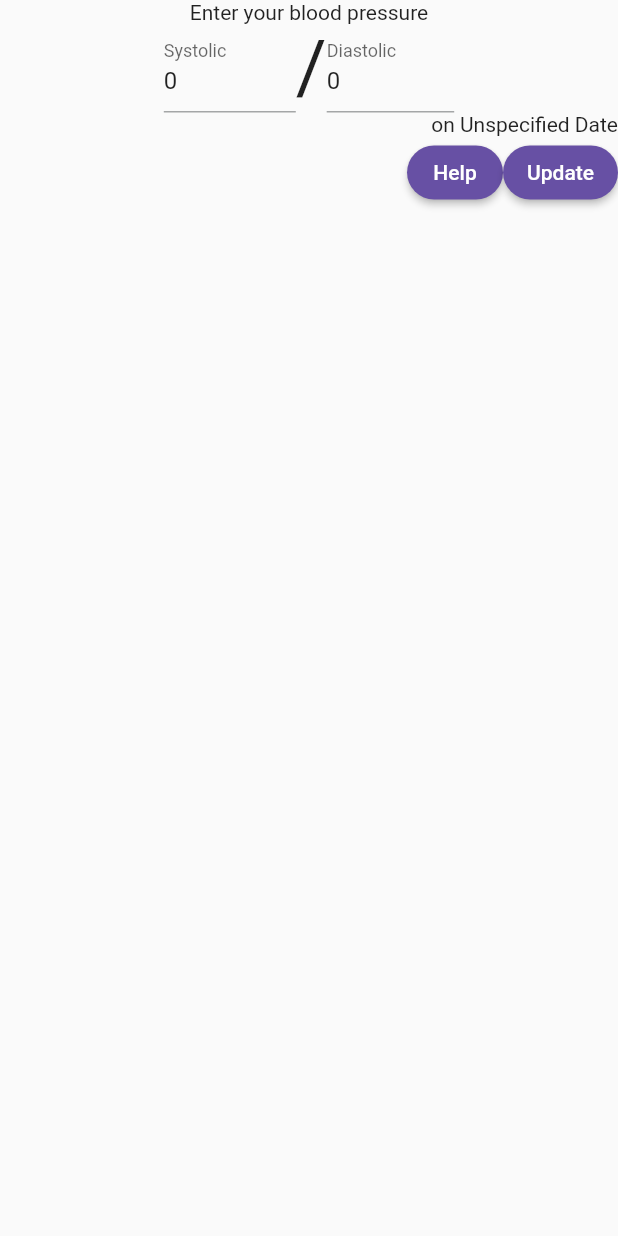
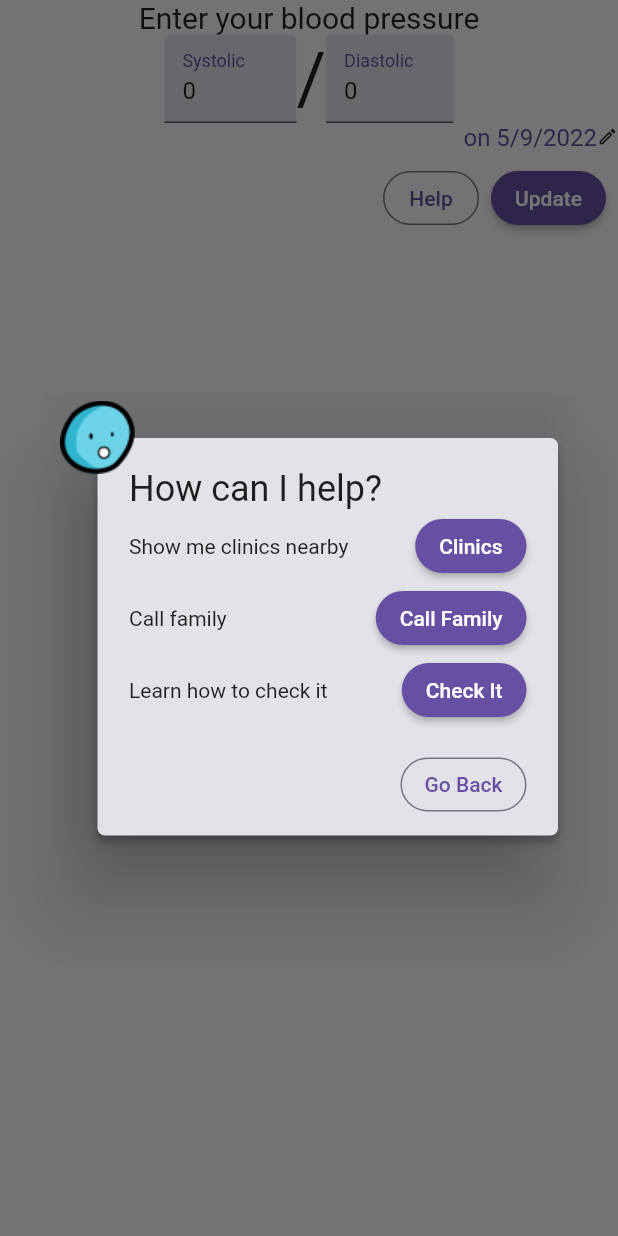
Before and after one commit to Open-Health-Manager/Rosie, a Flutter app: the BloodPressureEntry widget shown alone on an empty page, opened directly with empty values, after a tap on "Help", on a phone screen of 412 x 824 dp. Run offline on Flutter 3.47's test engine with Material 2 defaults, Android fonts, the phone set to English and light mode, and no system bars; our stand-ins replace google_fonts; missing offline and left inert: fhir; Roboto replaces fonts that are missing (Ubuntu).

Commit message:
Merge updates from demo

```diff
--- a/lib/src/care_plan/blood_pressure/blood_pressure_entry.dart
+++ b/lib/src/care_plan/blood_pressure/blood_pressure_entry.dart
@@ -13,7 +13,13 @@
 // limitations under the License.
 
 import 'package:flutter/material.dart';
+import 'package:flutter/services.dart';
+import 'package:intl/intl.dart';
+import 'package:rosie/src/rosie_text_balloon.dart';
 import '../../open_health_manager/patient_data.dart';
+import '../../rosie_dialog.dart';
+import '../../rosie_theme.dart';
+import 'blood_pressure_help.dart';
 
 class BloodPressureEntry extends StatefulWidget {
   const BloodPressureEntry({Key? key, required this.initialSystolic, required this.initialDiastolic}) : super(key: key);
@@ -28,6 +34,7 @@ class BloodPressureEntry extends StatefulWidget {
 class _BloodPressureEntryState extends State<BloodPressureEntry> {
   final _systolicController = TextEditingController();
   final _diastolicController = TextEditingController();
+  var _entryDate = DateTime.now();
 
   @override
   initState() {
@@ -41,35 +48,84 @@ class _BloodPressureEntryState extends State<BloodPressureEntry> {
       controller: controller,
       decoration: InputDecoration(labelText: label),
       keyboardType: TextInputType.number,
+      inputFormatters: [
+        FilteringTextInputFormatter.digitsOnly
+      ],
     );
+  }
+
+  Widget _createEntryFields(BuildContext context) {
+    return Column(
+      mainAxisSize: MainAxisSize.min,
+      children: [
+        Row(
+          mainAxisAlignment: MainAxisAlignment.center,
+          crossAxisAlignment: CrossAxisAlignment.center,
+          children: <Widget>[
+            SizedBox(child: _createTextField("Systolic", _systolicController), width: 88),
+            const Text("/", style: TextStyle(fontSize: 48)),
+            SizedBox(child: _createTextField("Diastolic", _diastolicController), width: 85)
+          ]
+        ),
+        InkWell(
+          child: Row(
+            mainAxisAlignment: MainAxisAlignment.end,
+            children: <Widget>[
+              Text("on ${DateFormat.yMd().format(_entryDate)}",
+              style: RosieTheme.comicFont(color: RosieTheme.accent)),
+              const Icon(Icons.edit_outlined, size: 14)
+            ],
+          ),
+          onTap: () async {
+            final pickedDate = await showDatePicker(
+              context: context,
+              initialDate: _entryDate,
+              firstDate: DateTime(1970),
+              lastDate: DateTime.now()
+            );
+            if (pickedDate != null) {
+              setState(() {
+                _entryDate = pickedDate;
+              });
+            }
+          }
+        )
+    ]);
   }
 
   @override
   Widget build(BuildContext context) {
     return Column(
       children: <Widget>[
-        const Text("Enter your blood pressure"),
-        Row(
-          mainAxisAlignment: MainAxisAlignment.center,
+        Text("Enter your blood pressure", style: RosieTheme.font(fontSize: 20)),
+        _createEntryFields(context),
+        ButtonBar(
           children: <Widget>[
-            SizedBox(child: _createTextField("Systolic", _systolicController), width: 88),
-            const Text("/", style: TextStyle(fontSize: 50)),
-            SizedBox(child: _createTextField("Diastolic", _diastolicController), width: 85)
-          ]
-        ),
-        const Align(alignment: AlignmentDirectional.centerEnd, child: Text("on Unspecified Date")),
-        Row(mainAxisAlignment: MainAxisAlignment.end,
-          children: <Widget>[
-            ElevatedButton(
+            OutlinedButton(
               child: const Text("Help"),
               onPressed: () {
-                // TODO: Show dialog
+                showDialog<void>(
+                  context: context,
+                  builder: (context) {
+                    return const RosieDialog(
+                      expression: RosieExpression.surprised,
+                      children: [
+                        BloodPressureHelp()
+                      ]
+                    );
+                  }
+                );
               },
             ),
             ElevatedButton(
               child: const Text("Update"),
               onPressed: () {
-                Navigator.of(context).pop(BloodPressureSample(double.tryParse(_systolicController.text) ?? 0, double.tryParse(_diastolicController.text) ?? 0));
+                Navigator.of(context).pop(
+                  BloodPressureSample(
+                    double.tryParse(_systolicController.text) ?? 0,
+                    double.tryParse(_diastolicController.text) ?? 0,
+                    _entryDate
+                  ));
               }
             )
           ]
--- /dev/null
+++ b/lib/src/care_plan/blood_pressure/blood_pressure_help.dart
@@ -0,0 +1,60 @@
+// Copyright 2022 The MITRE Corporation
+//
+// Licensed under the Apache License, Version 2.0 (the "License");
+// you may not use this file except in compliance with the License.
+// You may obtain a copy of the License at
+//
+//     http://www.apache.org/licenses/LICENSE-2.0
+//
+// Unless required by applicable law or agreed to in writing, software
+// distributed under the License is distributed on an "AS IS" BASIS,
+// WITHOUT WARRANTIES OR CONDITIONS OF ANY KIND, either express or implied.
+// See the License for the specific language governing permissions and
+// limitations under the License.
+
+import 'package:flutter/material.dart';
+import '../../rosie_theme.dart';
+
+class BloodPressureHelp extends StatelessWidget {
+  const BloodPressureHelp({Key? key}) : super(key: key);
+
+  @override
+  Widget build(BuildContext context) {
+    final textStyle = RosieTheme.font(fontSize: 14);
+    return Column(
+      crossAxisAlignment: CrossAxisAlignment.stretch,
+      children: <Widget>[
+        Text("How can I help?", style: RosieTheme.font(fontSize: 24)),
+        Row(
+          mainAxisAlignment: MainAxisAlignment.center,
+          children: <Widget>[
+            Expanded(child: Text("Show me clinics nearby", style: textStyle)),
+            ElevatedButton(child: const Text("Clinics"), onPressed: () { })
+          ]
+        ),
+        Row(
+          mainAxisAlignment: MainAxisAlignment.center,
+          children: <Widget>[
+            Expanded(child: Text("Call family", style: textStyle)),
+            ElevatedButton(child: const Text("Call Family"), onPressed: () { })
+          ]
+        ),
+        Row(
+          mainAxisAlignment: MainAxisAlignment.center,
+          children: <Widget>[
+            Expanded(child: Text("Learn how to check it", style: textStyle)),
+            ElevatedButton(child: const Text("Check It"), onPressed: () { })
+          ]
+        ),
+        const SizedBox(height: 15),
+        Align(
+          alignment: AlignmentDirectional.centerEnd,
+          child: OutlinedButton(
+            child: const Text("Go Back"),
+            onPressed: () { Navigator.of(context).pop(); },
+          )
+        )
+      ]
+    );
+  }
+}
--- a/lib/src/care_plan/blood_pressure/blood_pressure_vis_screen.dart
+++ b/lib/src/care_plan/blood_pressure/blood_pressure_vis_screen.dart
@@ -1,6 +1,7 @@
 import 'dart:math' as math;
 import 'package:flutter/material.dart';
 import 'package:provider/provider.dart';
+import '../../rosie_dialog.dart';
 import '../../rosie_text_balloon.dart';
 import '../../rosie_theme.dart';
 import '../../open_health_manager/patient_data.dart';
@@ -64,7 +65,7 @@ class BloodPressureVisualizationScreen extends StatelessWidget {
         final updatedSample = await showDialog<BloodPressureSample>(
           context: context,
           builder: (context) {
-            return SimpleDialog(children: [
+            return RosieDialog(children: [
               BloodPressureEntry(
                 initialSystolic: bloodPressure?.systolic,
                 initialDiastolic: bloodPressure?.diastolic,
--- /dev/null
+++ b/lib/src/rosie_dialog.dart
@@ -0,0 +1,52 @@
+// Copyright 2022 The MITRE Corporation
+//
+// Licensed under the Apache License, Version 2.0 (the "License");
+// you may not use this file except in compliance with the License.
+// You may obtain a copy of the License at
+//
+//     http://www.apache.org/licenses/LICENSE-2.0
+//
+// Unless required by applicable law or agreed to in writing, software
+// distributed under the License is distributed on an "AS IS" BASIS,
+// WITHOUT WARRANTIES OR CONDITIONS OF ANY KIND, either express or implied.
+// See the License for the specific language governing permissions and
+// limitations under the License.
+
+import 'package:flutter/material.dart';
+import 'rosie_text_balloon.dart';
+import 'rosie_theme.dart';
+
+/// This provides a Rosie dialog - this is almost identical to a SimpleDialog but with a few style changes.
+class RosieDialog extends StatelessWidget {
+  const RosieDialog({Key? key, this.title, this.children, this.expression, this.rosieImage}) :
+    assert(expression == null || rosieImage == null),
+    super(key: key);
+
+  final RosieExpression? expression;
+  final Widget? rosieImage;
+  final String? title;
+  final List<Widget>? children;
+
+  @override
+  Widget build(BuildContext context) {
+    final Widget rosie = expression?.build() ?? (rosieImage ?? RosieExpression.neutral.build());
+    // Children are placed in a column
+    final List<Widget> content = [
+      if (title != null) Text(title!, style: RosieTheme.font(fontSize: 24)),
+      if (children != null) Flexible(
+        child: SingleChildScrollView(
+          child: ListBody(children: children!)
+        )
+      )
+    ];
+    final Widget body = Column(
+      mainAxisSize: MainAxisSize.min,
+      crossAxisAlignment: CrossAxisAlignment.stretch,
+      children: content);
+    return Dialog(
+      alignment: Alignment.center,
+      backgroundColor: Colors.transparent,
+      child: RosieTextBalloon(body: body, rosieImage: rosie)
+    );
+  }
+}
--- a/pubspec.yaml
+++ b/pubspec.yaml
@@ -39,6 +39,7 @@ dependencies:
   fhir: ^0.6.0
   provider: ^6.0.2
   url_launcher:
+  intl: ^0.17.0
 
 dev_dependencies:
   flutter_test:
```
Also changed, not shown: lib/src/app.dart (+21 -2 lines), lib/src/rosie_theme.dart (+28 -4 lines), pubspec.lock, 1 other file.
